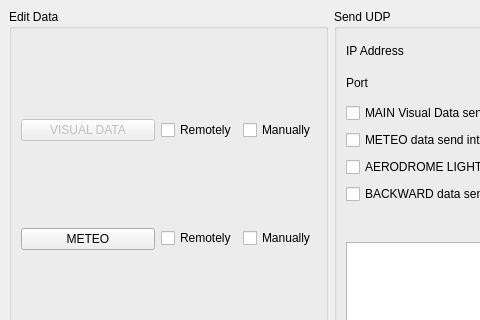
The window that untitled/mainwindow.ui (katherinr/desktop_wrapper) describes before a commit, drawn with Qt 5; both pictures show x 0 to 480 and y 0 to 320 of the 1337 by 626 pixel window.
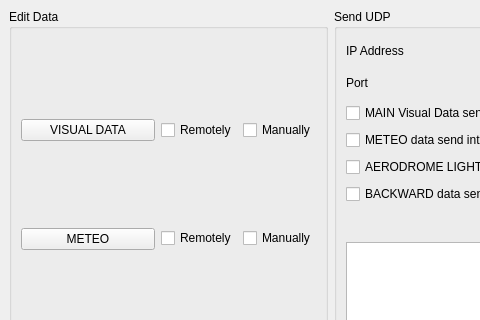
The same window after the commit.

```diff
--- a/untitled/mainwindow.ui
+++ b/untitled/mainwindow.ui
@@ -38,7 +38,7 @@
                <item>
                 <widget class="QPushButton" name="mainVisPushButton">
                  <property name="enabled">
-                  <bool>false</bool>
+                  <bool>true</bool>
                  </property>
                  <property name="text">
                   <string>VISUAL DATA</string>
```
